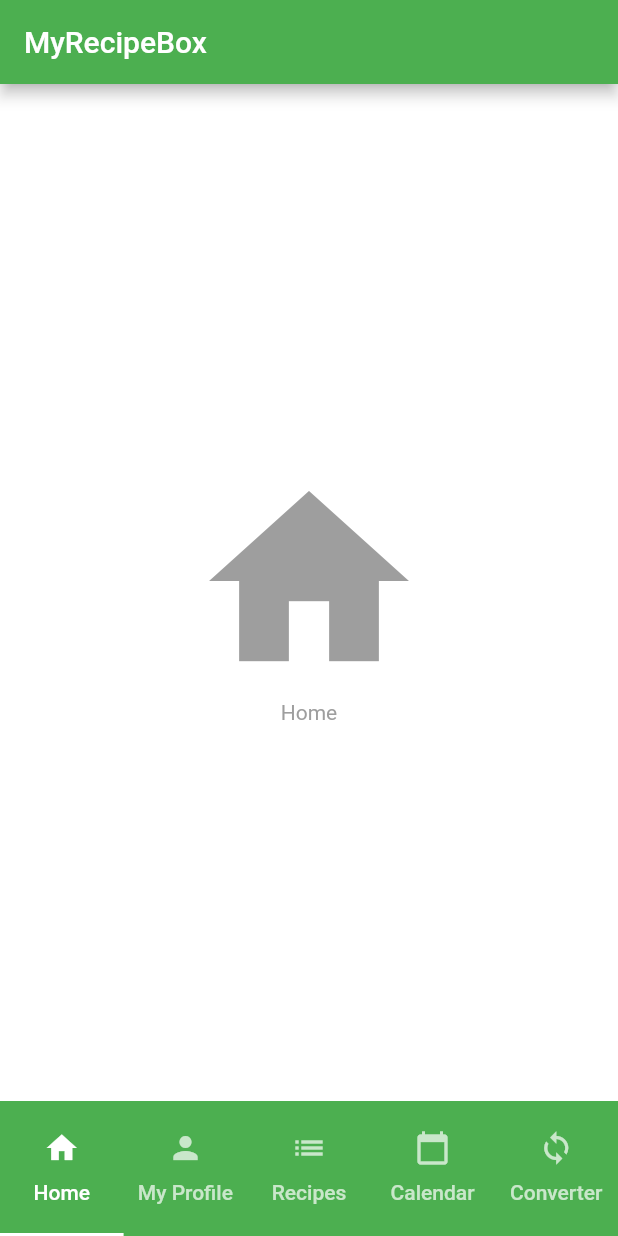
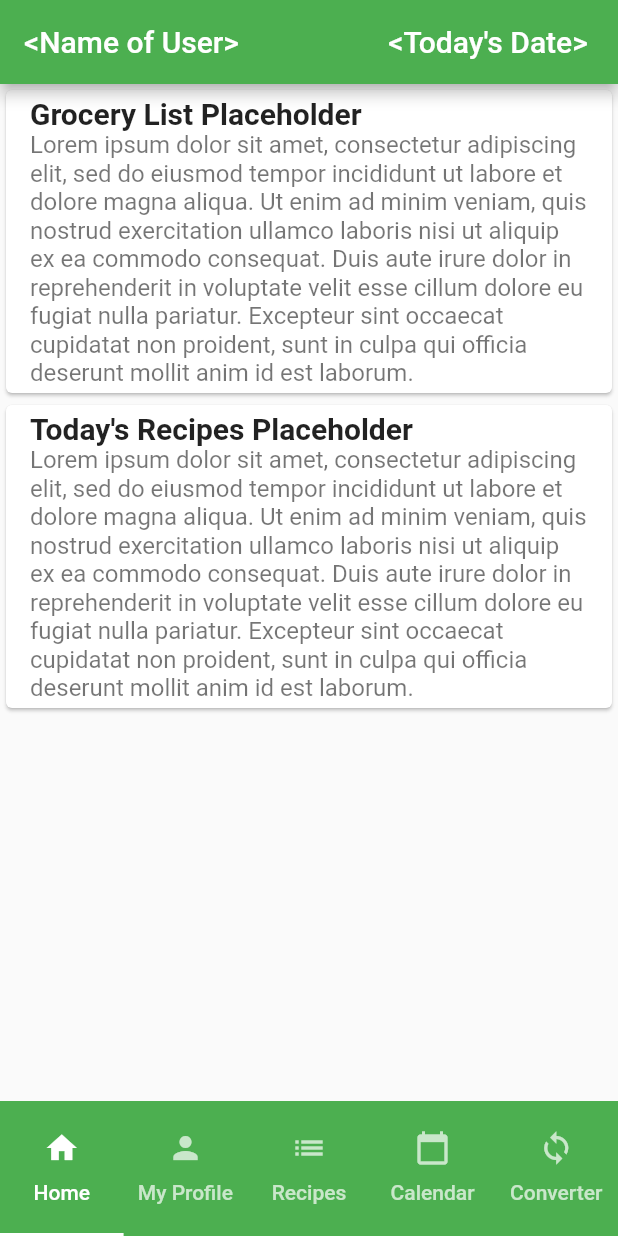
Before and after one commit to IvanESanchez/Group23LP, a Flutter app: the screen it shows after launch, on a phone screen of 412 x 824 dp. Run offline on Flutter 3.47's test engine with Material 2 defaults, Android fonts, the phone set to English and light mode, and no system bars.

Commit message:
Updated header and added placeholder cards to Home

```diff
--- a/flutter_project/my_recipe_box/lib/home.dart
+++ b/flutter_project/my_recipe_box/lib/home.dart
@@ -1,29 +1,26 @@
 import 'package:flutter/material.dart';
 
+// TODO: add a refresh indicator: https://api.flutter.dev/flutter/material/RefreshIndicator-class.html
+// NOTE: used this as a starting guide: https://pusher.com/tutorials/flutter-listviews
+
+// TODO: maybe switch to a nested scroll view ()
+
 class Home extends StatelessWidget {
-  @override
+
+
   Widget build(BuildContext context) {
-    return Scaffold(
-      backgroundColor: Colors.white,
-      body: Container(
-        child: Center(
-          child: Column(
-            // center the children
-            mainAxisAlignment: MainAxisAlignment.center,
-            children: <Widget>[
-              Icon(
-                Icons.home,
-                size: 160.0,
-                color: Colors.grey,
-              ),
-              Text(
-                "Home",
-                style: TextStyle(color: Colors.grey),
-              )
-            ],
-          ),
-        ),
-      ),
+    final titles = ['Grocery List Placeholder', 'Today\'s Recipes Placeholder'];
+    final bodies = ['Lorem ipsum dolor sit amet, consectetur adipiscing elit, sed do eiusmod tempor incididunt ut labore et dolore magna aliqua. Ut enim ad minim veniam, quis nostrud exercitation ullamco laboris nisi ut aliquip ex ea commodo consequat. Duis aute irure dolor in reprehenderit in voluptate velit esse cillum dolore eu fugiat nulla pariatur. Excepteur sint occaecat cupidatat non proident, sunt in culpa qui officia deserunt mollit anim id est laborum.', 'Lorem ipsum dolor sit amet, consectetur adipiscing elit, sed do eiusmod tempor incididunt ut labore et dolore magna aliqua. Ut enim ad minim veniam, quis nostrud exercitation ullamco laboris nisi ut aliquip ex ea commodo consequat. Duis aute irure dolor in reprehenderit in voluptate velit esse cillum dolore eu fugiat nulla pariatur. Excepteur sint occaecat cupidatat non proident, sunt in culpa qui officia deserunt mollit anim id est laborum.'];
+    return ListView.builder(
+      itemCount: 2,
+      itemBuilder: (context, index) {
+        return Card(
+          child: ListTile(
+            title: Text(titles[index], style: TextStyle(fontSize: 20, fontWeight: FontWeight.bold)),
+            subtitle: Text(bodies[index], style: TextStyle(fontSize: 16, )),
+          )
+        );
+      },
     );
   }
 }
--- a/flutter_project/my_recipe_box/lib/main.dart
+++ b/flutter_project/my_recipe_box/lib/main.dart
@@ -5,10 +5,15 @@
 import 'package:my_recipe_box/calendar.dart';
 import 'package:my_recipe_box/converter.dart';
 
+// figma prototype for reference: https://www.figma.com/file/YY8KiR8jFirvmOcPsZyNer/Untitled
+
 void main() {
   runApp(MaterialApp(
     // Title
       title: "MyRecipeBox",
+      theme: ThemeData(
+        primarySwatch: Colors.green,
+      ),
       // Home
       home: MyHome()));
 }
@@ -42,14 +47,14 @@
   Widget build(BuildContext context) {
     return Scaffold(
       // Appbar
-      appBar: AppBar(
+      appBar: AppBar( // NOTE: AppBar is the header of the app
         // Title
-        title: Text("MyRecipeBox"),
+        title: Text("<Name of User>                    <Today's Date>"), // TODO: use this link to change the title dynamically: https://stackoverflow.com/questions/52333151/how-to-change-the-app-bar-title-in-flutter
         // Set the background color of the App Bar
         backgroundColor: Colors.green,
       ),
       // Set the TabBar view as the body of the Scaffold
-      body: TabBarView(
+      body: TabBarView( // NOTE: TabBarView is the footer of the app
         // Add tabs as widgets
         children: <Widget>[Home(), MyProfile(), Recipes(), Calendar(), Converter()],
         // set the controller
```
